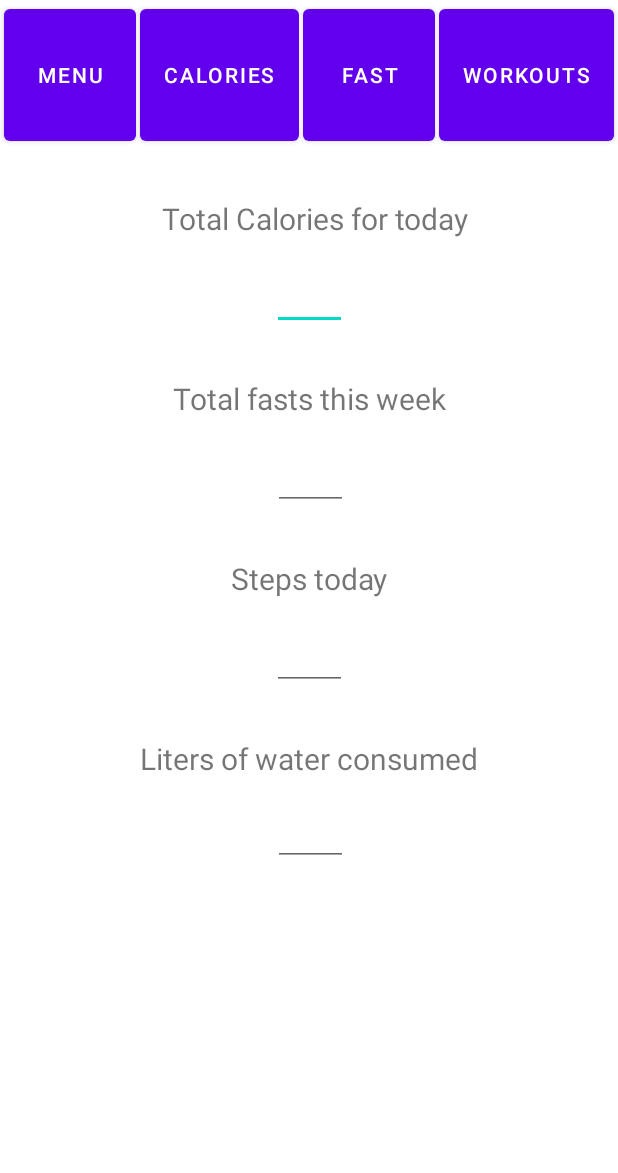
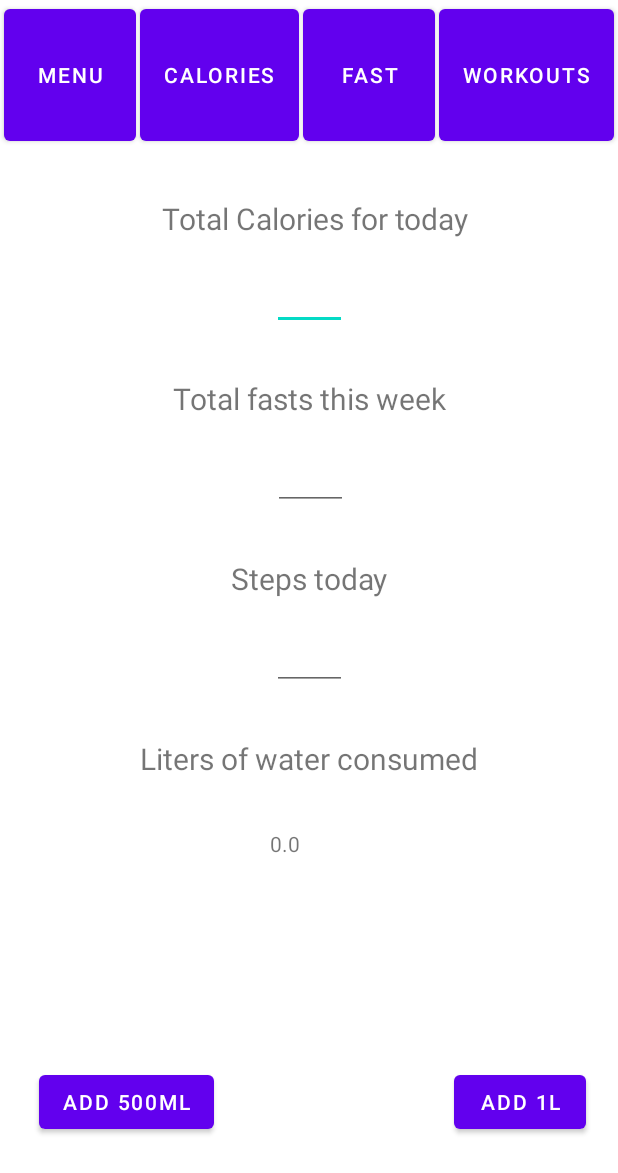
Before and after one commit to Leo-Thompson/LifeStyle-App, an Android app: the screen it shows after launch (MainActivity), on a phone screen of 412 x 824 dp. Shown: the top 1173 px of the screen. Run offline under Robolectric (Android 15) with nearby library versions, the phone set to English and light mode, and no system bars; our stand-ins replace navigation-ui.

Commit message:
Total Litres of water consumed works

```diff
--- a/app/src/main/java/com/example/lifestyleapp/MainActivity.kt
+++ b/app/src/main/java/com/example/lifestyleapp/MainActivity.kt
@@ -11,24 +11,46 @@ import androidx.navigation.ui.navigateUp
 import androidx.navigation.ui.setupActionBarWithNavController
 import android.view.Menu
 import android.view.MenuItem
+import android.view.View
 import android.widget.Button
+import android.widget.TextView
 import com.example.lifestyleapp.databinding.ActivityMainBinding
 import kotlinx.android.synthetic.main.activity_main.*
 
 class MainActivity : AppCompatActivity() {
+    var total = 0.0
     override fun onCreate(savedInstanceState: Bundle?) {
         super.onCreate(savedInstanceState)
         setContentView(R.layout.activity_main)
-        title = "KotlinApp"
         val button: Button = findViewById(R.id.WorkoutsButton)
         button.setOnClickListener {
             val intent = Intent(this@MainActivity, WorkOutPage::class.java)
             startActivity(intent)
         }
 
-        FastButton.setOnClickListener { val intent = Intent(this, FastingView::class.java).apply { putExtra(
-            AlarmClock.EXTRA_MESSAGE, "null") }
+        FastButton.setOnClickListener {
+            val intent = Intent(this, FastingView::class.java).apply {
+                putExtra(
+                    AlarmClock.EXTRA_MESSAGE, "null"
+                )
+            }
             startActivity(intent)
-            finish() }
+            finish()
+        }
+
+        val halfButton: Button = findViewById(R.id.HalfBtn)
+        val fullButton: Button = findViewById(R.id.FullBtn)
+        val text:TextView = findViewById(R.id.TotalLiters)
+
+        halfButton.setOnClickListener{
+            total += 0.5
+            text.setText(total.toString())
+        }
+        fullButton.setOnClickListener{
+            total += 1.0
+            text.setText(total.toString())
+        }
+
+
     }
 }
--- a/app/src/main/res/layout/activity_main.xml
+++ b/app/src/main/res/layout/activity_main.xml
@@ -157,18 +157,41 @@
         app:layout_constraintStart_toStartOf="parent"
         app:layout_constraintTop_toBottomOf="@+id/textView8" />
 
-    <EditText
+    <Button
+        android:id="@+id/HalfBtn"
+        android:layout_width="wrap_content"
+        android:layout_height="wrap_content"
+        android:layout_marginStart="74dp"
+        android:layout_marginEnd="80dp"
+        android:layout_marginBottom="65dp"
+        android:text="Add 500ml"
+        app:layout_constraintBottom_toBottomOf="parent"
+        app:layout_constraintEnd_toStartOf="@+id/FullBtn"
+        app:layout_constraintStart_toStartOf="parent" />
+
+    <Button
+        android:id="@+id/FullBtn"
+        android:layout_width="wrap_content"
+        android:layout_height="wrap_content"
+        android:layout_marginStart="80dp"
+        android:layout_marginEnd="69dp"
+        android:layout_marginBottom="65dp"
+        android:text="add 1L"
+        app:layout_constraintBottom_toBottomOf="parent"
+        app:layout_constraintEnd_toEndOf="parent"
+        app:layout_constraintStart_toEndOf="@+id/HalfBtn" />
+
+    <TextView
         android:id="@+id/TotalLiters"
-        android:layout_width="50dp"
-        android:layout_height="50dp"
-        android:layout_marginStart="180dp"
-        android:layout_marginTop="8dp"
-        android:layout_marginEnd="180dp"
-        android:ems="10"
-        android:inputType="number"
+        android:layout_width="114dp"
+        android:layout_height="47dp"
+        android:layout_marginTop="28dp"
+        android:text="0.0"
+        app:layout_constraintBottom_toBottomOf="parent"
         app:layout_constraintEnd_toEndOf="parent"
-        app:layout_constraintHorizontal_bias="1.0"
+        app:layout_constraintHorizontal_bias="0.603"
         app:layout_constraintStart_toStartOf="parent"
-        app:layout_constraintTop_toBottomOf="@+id/textView9" />
+        app:layout_constraintTop_toBottomOf="@+id/textView9"
+        app:layout_constraintVertical_bias="0.024" />
 
 </androidx.constraintlayout.widget.ConstraintLayout>
```
